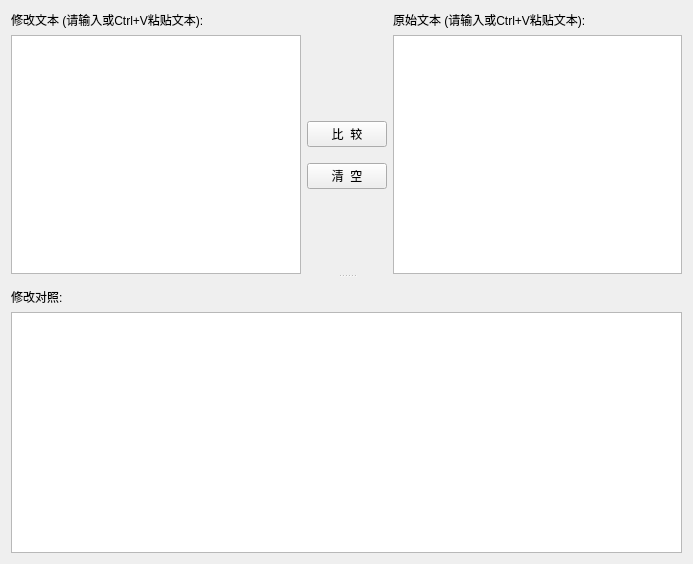
Above: src/helper/UI/cmpWidget.ui from chenyulue/helper before the change. Below: the same form after it.
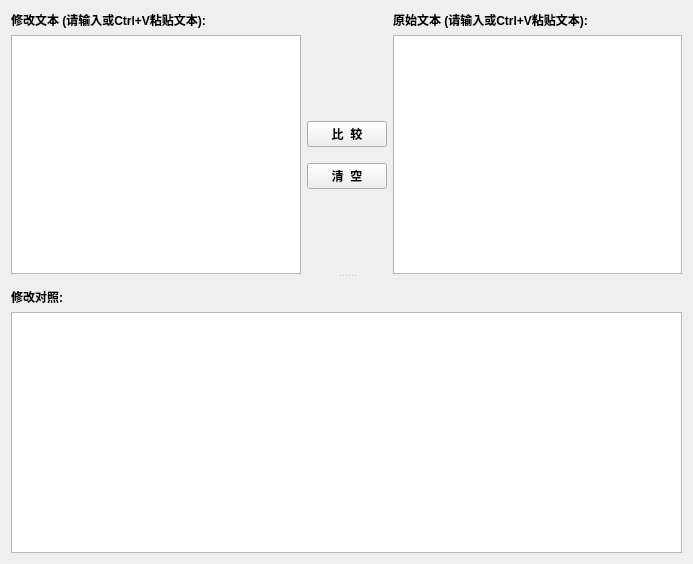
That is the form after the change. Icons and pictures are not drawn.

Commit message: add toolbar widgets

The edit to the form file:
```diff
--- a/src/helper/UI/cmpWidget.ui
+++ b/src/helper/UI/cmpWidget.ui
@@ -48,6 +48,12 @@
       <layout class="QGridLayout" name="gridLayout" rowstretch="0,2" columnstretch="1,0,1">
        <item row="0" column="0">
         <widget class="QLabel" name="bLabel">
+         <property name="font">
+          <font>
+           <weight>75</weight>
+           <bold>true</bold>
+          </font>
+         </property>
          <property name="text">
           <string>修改文本 (请输入或Ctrl+V粘贴文本):</string>
          </property>
@@ -55,6 +61,12 @@
        </item>
        <item row="0" column="2">
         <widget class="QLabel" name="aLabel">
+         <property name="font">
+          <font>
+           <weight>75</weight>
+           <bold>true</bold>
+          </font>
+         </property>
          <property name="text">
           <string>原始文本 (请输入或Ctrl+V粘贴文本):</string>
          </property>
@@ -102,6 +114,12 @@
              <height>0</height>
             </size>
            </property>
+           <property name="font">
+            <font>
+             <weight>75</weight>
+             <bold>true</bold>
+            </font>
+           </property>
            <property name="text">
             <string>比  较</string>
            </property>
@@ -125,6 +143,12 @@
          </item>
          <item>
           <widget class="QPushButton" name="clrButton">
+           <property name="font">
+            <font>
+             <weight>75</weight>
+             <bold>true</bold>
+            </font>
+           </property>
            <property name="text">
             <string>清  空</string>
            </property>
@@ -179,6 +203,12 @@
            <verstretch>0</verstretch>
           </sizepolicy>
          </property>
+         <property name="font">
+          <font>
+           <weight>75</weight>
+           <bold>true</bold>
+          </font>
+         </property>
          <property name="text">
           <string>修改对照:</string>
          </property>
```
The commit also changes 5 other files.
